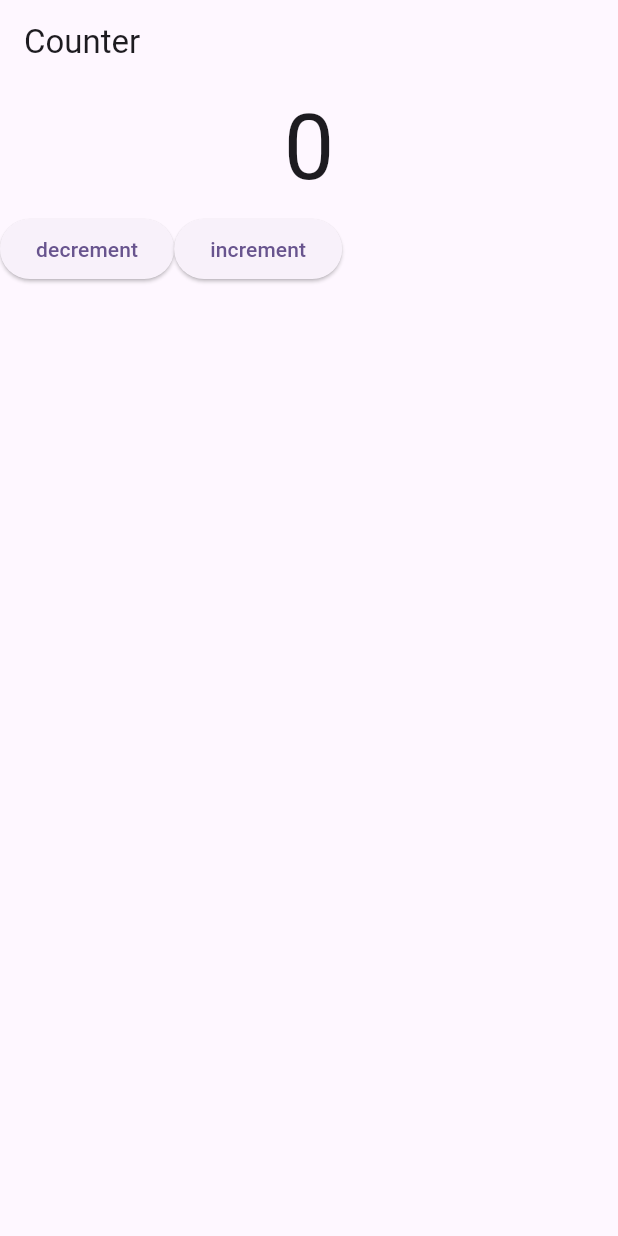
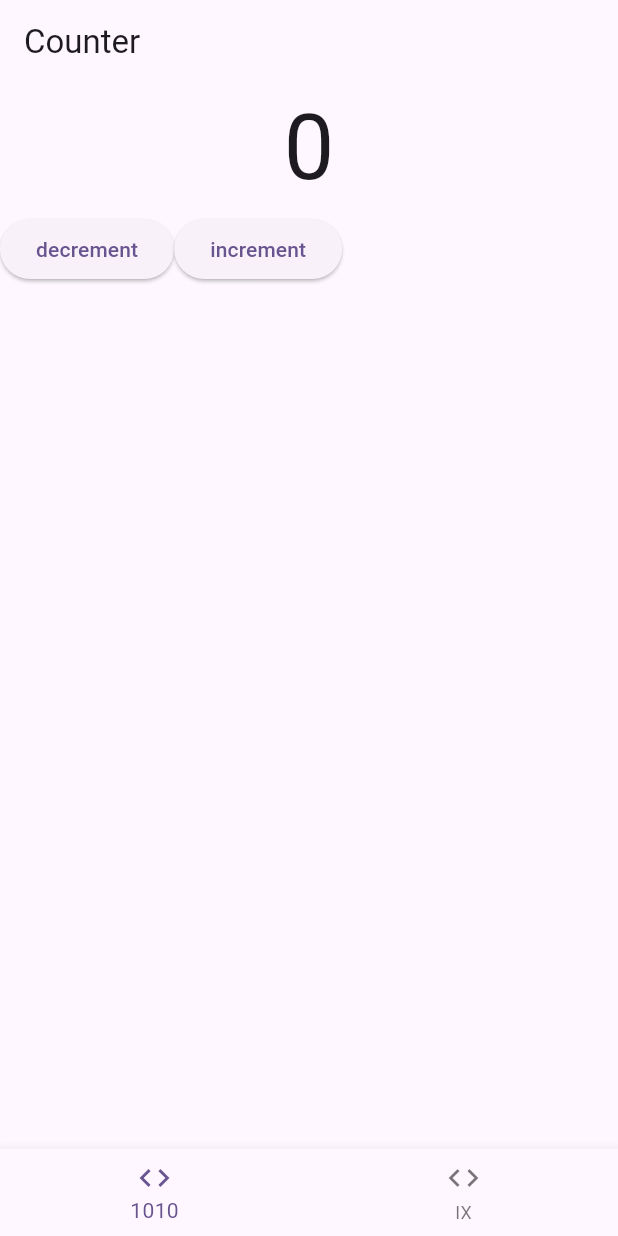
Before and after one commit to raj210809/counterapp, a Flutter app: the screen it shows after launch, on a phone screen of 412 x 824 dp. Run offline on Flutter 3.47's test engine with Material 3 defaults, Android fonts, the phone set to English and light mode, and no system bars; our stand-ins replace bloc, equatable, flutter_bloc.

```diff
--- a/lib/ui/counternumber/counter_screen.dart
+++ b/lib/ui/counternumber/counter_screen.dart
@@ -12,6 +12,9 @@ class CounterScreen extends StatefulWidget {
 }
 
 class _CounterScreenState extends State<CounterScreen> {
+  // Current index for the bottom navigation bar
+  int _currentIndex = 0;
+
   @override
   Widget build(BuildContext context) {
     return Scaffold(
@@ -21,7 +24,7 @@ class _CounterScreenState extends State<CounterScreen> {
           BlocBuilder<CounterBloc, CounterState>(builder: (context, state) {
             return Text(
               state.counter.toString(),
-              style:const TextStyle(fontSize: 60),
+              style: const TextStyle(fontSize: 60),
             );
           }),
           Row(
@@ -30,18 +33,37 @@ class _CounterScreenState extends State<CounterScreen> {
                 onPressed: () {
                   context.read<CounterBloc>().add(DecrementCounter());
                 },
-                child:const Text('decrement'),
+                child: const Text('decrement'),
               ),
               ElevatedButton(
                 onPressed: () {
                   context.read<CounterBloc>().add(IncrementCounter());
                 },
-                child:const Text('increment'),
+                child: const Text('increment'),
               ),
             ],
           ),
         ],
       ),
+      bottomNavigationBar: BottomNavigationBar(
+        // currentIndex: _currentIndex,
+        // onTap: (index) {
+        //   setState(() {
+        //     _currentIndex = index;
+        //   });
+        //   // Add logic for handling item selection if necessary
+        // },
+        items:const [
+          BottomNavigationBarItem(
+            icon: Icon(Icons.code),
+            label: '1010',
+          ),
+          BottomNavigationBarItem(
+            icon: Icon(Icons.code),
+            label: 'IX',
+            )
+        ],
+      ),
     );
   }
 }
```
